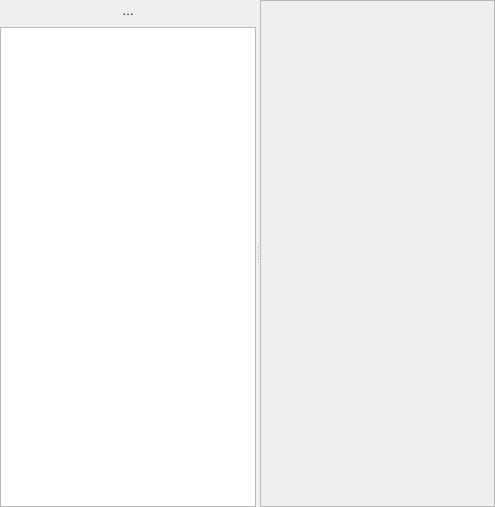
Old version of the form src/ui/qgsdualviewbase.ui in the repository qgis/QGIS.
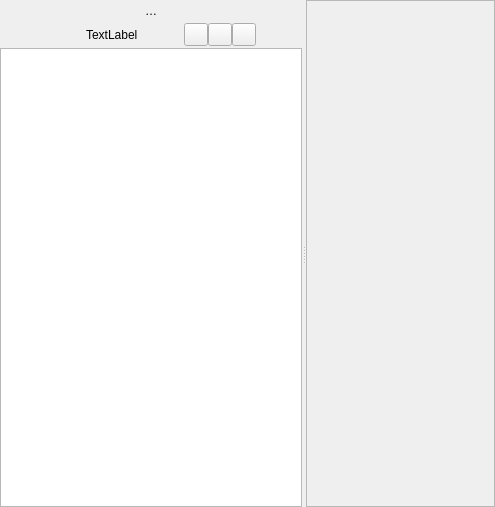
New version of the form. Icons and pictures are not drawn. Custom widgets are drawn as their Qt base class.

Commit message:
[FEATURE] add toolbar in attribute table to browse feature list
arrows allow browsing the feature list in the attribute table in form view
the current edited feature can be highlighted and the map canvas automatically panned or zoomed

Patch:
```diff
--- a/src/ui/qgsdualviewbase.ui
+++ b/src/ui/qgsdualviewbase.ui
@@ -73,6 +73,9 @@
       </property>
       <widget class="QWidget" name="listViewWdg" native="true">
        <layout class="QVBoxLayout" name="verticalLayout_2">
+        <property name="spacing">
+         <number>2</number>
+        </property>
         <property name="leftMargin">
          <number>0</number>
         </property>
@@ -111,7 +114,150 @@
          </widget>
         </item>
         <item>
-         <widget class="QgsFeatureListView" name="mFeatureList">
+         <widget class="QWidget" name="widget" native="true">
+          <property name="sizePolicy">
+           <sizepolicy hsizetype="Preferred" vsizetype="Maximum">
+            <horstretch>0</horstretch>
+            <verstretch>0</verstretch>
+           </sizepolicy>
+          </property>
+          <layout class="QHBoxLayout" name="horizontalLayout">
+           <property name="leftMargin">
+            <number>0</number>
+           </property>
+           <property name="topMargin">
+            <number>0</number>
+           </property>
+           <property name="rightMargin">
+            <number>0</number>
+           </property>
+           <property name="bottomMargin">
+            <number>0</number>
+           </property>
+           <item>
+            <widget class="QPushButton" name="mPreviousFeatureButton">
+             <property name="text">
+              <string/>
+             </property>
+             <property name="icon">
+              <iconset resource="../../images/images.qrc">
+               <normaloff>:/images/themes/default/mActionArrowLeft.svg</normaloff>:/images/themes/default/mActionArrowLeft.svg</iconset>
+             </property>
+             <property name="flat">
+              <bool>true</bool>
+             </property>
+            </widget>
+           </item>
+           <item>
+            <spacer name="horizontalSpacer_2">
+             <property name="orientation">
+              <enum>Qt::Horizontal</enum>
+             </property>
+             <property name="sizeHint" stdset="0">
+              <size>
+               <width>40</width>
+               <height>20</height>
+              </size>
+             </property>
+            </spacer>
+           </item>
+           <item>
+            <widget class="QLabel" name="mProgressCount">
+             <property name="text">
+              <string>TextLabel</string>
+             </property>
+            </widget>
+           </item>
+           <item>
+            <spacer name="horizontalSpacer">
+             <property name="orientation">
+              <enum>Qt::Horizontal</enum>
+             </property>
+             <property name="sizeHint" stdset="0">
+              <size>
+               <width>40</width>
+               <height>20</height>
+              </size>
+             </property>
+            </spacer>
+           </item>
+           <item>
+            <layout class="QHBoxLayout" name="horizontalLayout_2">
+             <property name="spacing">
+              <number>0</number>
+             </property>
+             <item>
+              <widget class="QToolButton" name="mFlashButton">
+               <property name="toolTip">
+                <string>Highlight currently edited feature on map</string>
+               </property>
+               <property name="text">
+                <string/>
+               </property>
+               <property name="icon">
+                <iconset resource="../../images/images.qrc">
+                 <normaloff>:/images/themes/default/mActionHighlightFeature.svg</normaloff>:/images/themes/default/mActionHighlightFeature.svg</iconset>
+               </property>
+               <property name="checkable">
+                <bool>true</bool>
+               </property>
+              </widget>
+             </item>
+             <item>
+              <widget class="QToolButton" name="mAutoZoomButton">
+               <property name="toolTip">
+                <string>automatically zoom to currently edited feature</string>
+               </property>
+               <property name="text">
+                <string/>
+               </property>
+               <property name="icon">
+                <iconset resource="../../images/images.qrc">
+                 <normaloff>:/images/themes/default/mActionPanToSelected.svg</normaloff>:/images/themes/default/mActionPanToSelected.svg</iconset>
+               </property>
+               <property name="checkable">
+                <bool>true</bool>
+               </property>
+              </widget>
+             </item>
+             <item>
+              <widget class="QToolButton" name="mAutoPanButton">
+               <property name="toolTip">
+                <string>automatically pan to currently edited feature</string>
+               </property>
+               <property name="text">
+                <string/>
+               </property>
+               <property name="icon">
+                <iconset resource="../../images/images.qrc">
+                 <normaloff>:/images/themes/default/mActionZoomToSelected.svg</normaloff>:/images/themes/default/mActionZoomToSelected.svg</iconset>
+               </property>
+               <property name="checkable">
+                <bool>true</bool>
+               </property>
+              </widget>
+             </item>
+            </layout>
+           </item>
+           <item>
+            <widget class="QPushButton" name="mNextFeatureButton">
+             <property name="text">
+              <string/>
+             </property>
+             <property name="icon">
+              <iconset resource="../../images/images.qrc">
+               <normaloff>:/images/themes/default/mActionArrowRight.svg</normaloff>:/images/themes/default/mActionArrowRight.svg</iconset>
+             </property>
+             <property name="flat">
+              <bool>true</bool>
+             </property>
+            </widget>
+           </item>
+          </layout>
+         </widget>
+        </item>
+        <item>
+         <widget class="QgsFeatureListView" name="mFeatureListView">
           <property name="sizePolicy">
            <sizepolicy hsizetype="Preferred" vsizetype="Preferred">
             <horstretch>0</horstretch>
```
The commit also changes 11 other files.
